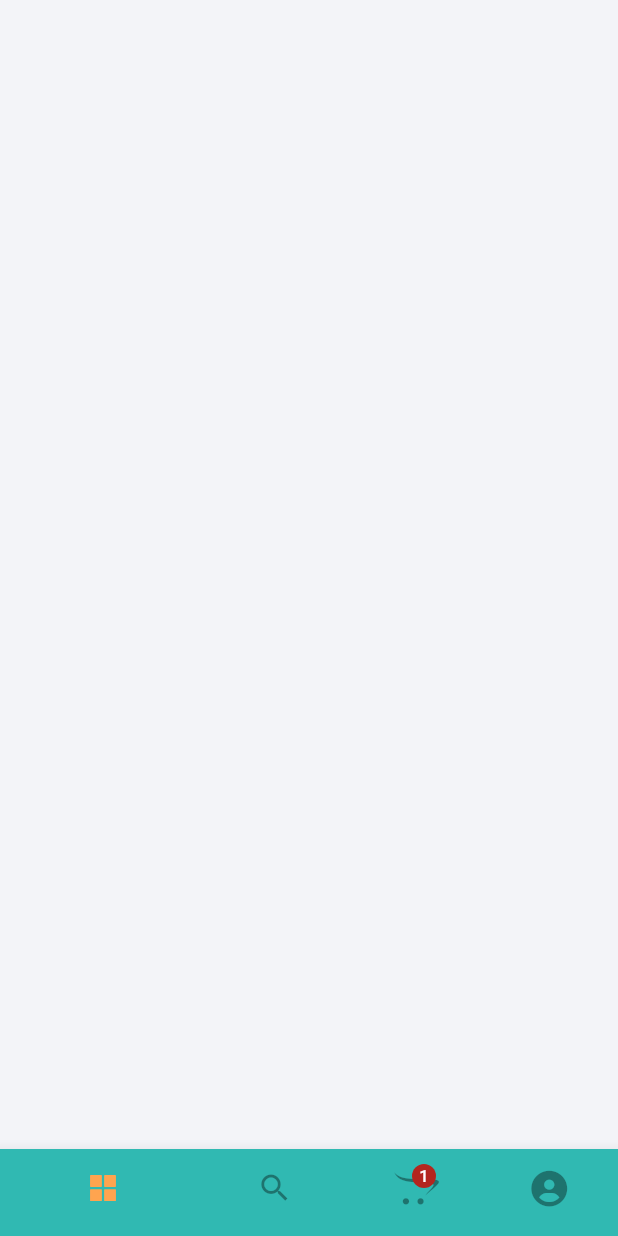
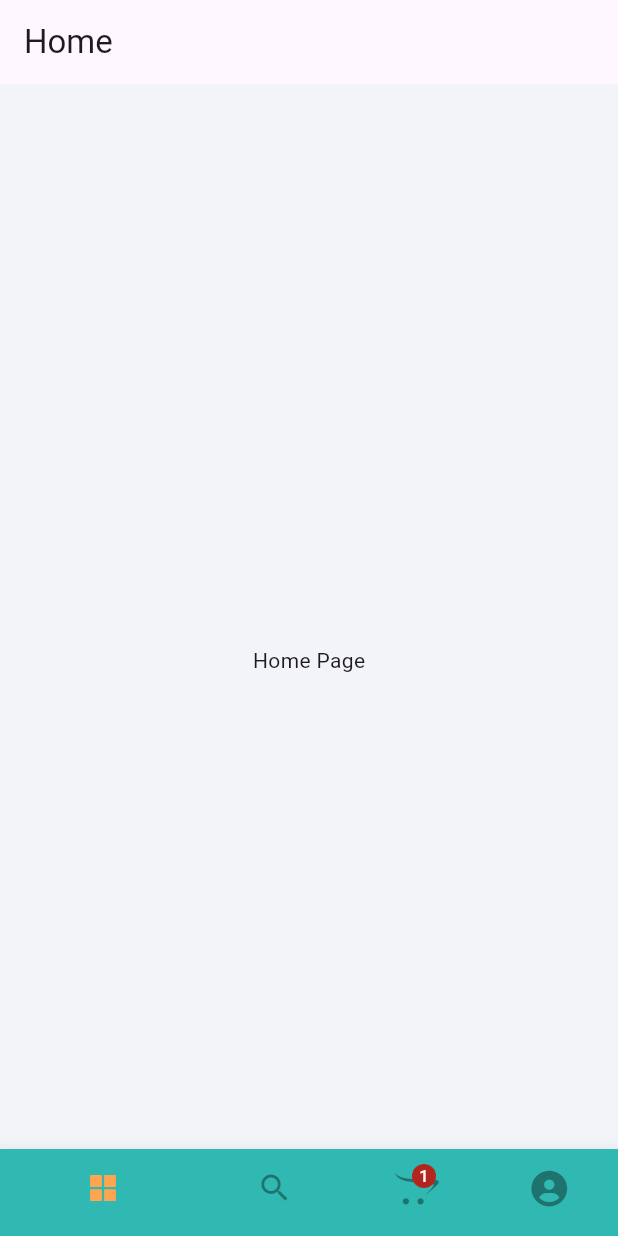
Before and after one commit to SukumarRaja/vendor_app, a Flutter app: the screen it shows after launch, on a phone screen of 412 x 824 dp. Run offline on Flutter 3.47's test engine with Material 3 defaults, Android fonts, the phone set to English and light mode, and no system bars; our stand-ins replace flutter_screenutil, flutter_vector_icons, get.

Commit message:
basic pages set

```diff
--- a/lib/main.dart
+++ b/lib/main.dart
@@ -26,7 +26,7 @@ class MyApp extends StatelessWidget {
               scaffoldBackgroundColor: kOffWhite,
               iconTheme: const IconThemeData(color: kDark),
               primarySwatch: Colors.grey),
-          home: const MainScreen(),
+          home:  MainScreen(),
         );
       },
     );
--- a/lib/views/entrypoint.dart
+++ b/lib/views/entrypoint.dart
@@ -1,23 +1,29 @@
 import 'package:flutter/material.dart';
 import 'package:flutter_vector_icons/flutter_vector_icons.dart';
 import 'package:get/get.dart';
-import 'package:vendor_app/controllers/tab_index.dart';
 
 import '../constants/constants.dart';
+import '../controllers/tab_index.dart';
+import 'cart.dart';
+import 'home.dart';
+import 'profile.dart';
+import 'search.dart';
 
 class MainScreen extends StatelessWidget {
-  const MainScreen({super.key});
+  MainScreen({super.key});
 
+  List<Widget> pages = [
+    const Home(),
+    const Search(),
+    const Cart(),
+    const Profile(),
+  ];
   @override
   Widget build(BuildContext context) {
     return Scaffold(
       body: Obx(() => Stack(
             children: [
-              Container(
-                height: height,
-                width: width,
-                color: kOffWhite,
-              ),
+              pages[TabIndexController.to.tabIndex],
               Align(
                 alignment: Alignment.bottomCenter,
                 child: Theme(
--- /dev/null
+++ b/lib/views/home.dart
@@ -0,0 +1,17 @@
+import 'package:flutter/material.dart';
+
+class Home extends StatelessWidget {
+  const Home({super.key});
+
+  @override
+  Widget build(BuildContext context) {
+    return Scaffold(
+      appBar: AppBar(
+        title: const Text("Home"),
+      ),
+      body: const Center(
+        child: Text("Home Page"),
+      ),
+    );
+  }
+}
```
Also changed, not shown: lib/common/custom_container.dart (added, +10 -0 lines), lib/views/cart.dart (added, +17 -0 lines), lib/views/profile.dart (added, +17 -0 lines), lib/views/search.dart (added, +17 -0 lines).
